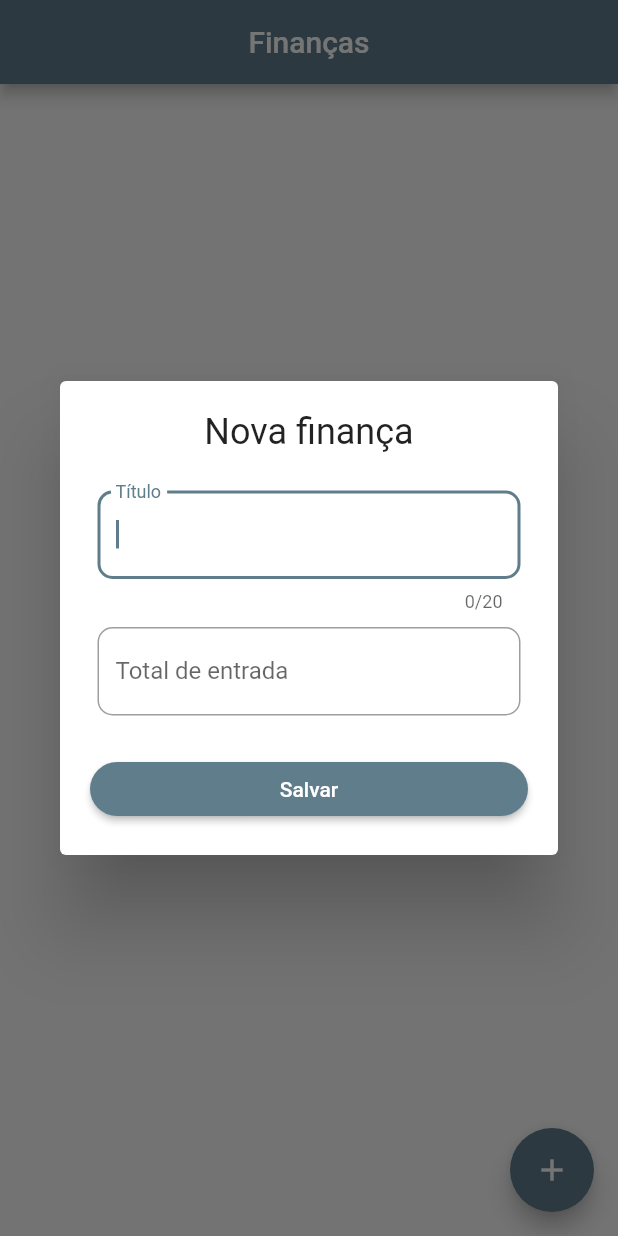
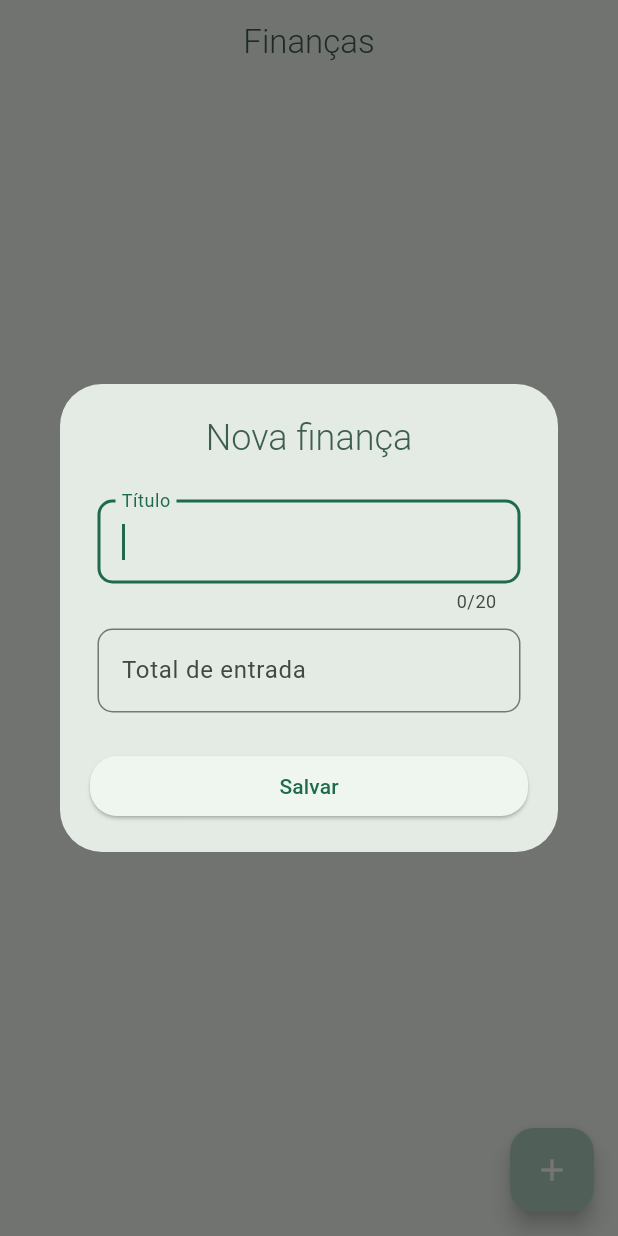
Before and after one commit to daricesousa/finance_app, a Flutter app: the screen it shows after launch, after a tap on the "add" icon, on a phone screen of 412 x 824 dp. Run offline on Flutter 3.47's test engine with Material 2 defaults, Android fonts, the phone set to English and light mode, and no system bars; our stand-ins replace get, get_storage; missing offline and left inert: mask.

Commit message:
theme color

```diff
--- /dev/null
+++ b/lib/app/core/ui/app_color.dart
@@ -0,0 +1,9 @@
+import 'package:flutter/material.dart';
+
+class AppColor {
+  AppColor._();
+  static const Color primary = Color(0xFFAFD0BE);
+  static const Color light = Color(0xFFEFF5F2);
+  static const Color dark = Color(0xFF3D5F4D);
+  static const Color red = Color(0xFFCF5C54);
+}
--- a/lib/app/core/ui/app_theme.dart
+++ b/lib/app/core/ui/app_theme.dart
@@ -1,10 +1,14 @@
+import 'package:finance_app/app/core/ui/app_color.dart';
 import 'package:flutter/material.dart';
 
-class AppTheme{
-
+class AppTheme {
   AppTheme._();
 
   static final theme = ThemeData(
-    primarySwatch: Colors.blueGrey
-  );
+      primaryColor: AppColor.primary,
+      colorScheme: ColorScheme.fromSeed(seedColor: AppColor.primary),
+      useMaterial3: true,
+      textTheme: const TextTheme(
+          headlineSmall:
+              TextStyle(color: AppColor.dark, fontWeight: FontWeight.w300)));
 }
--- a/lib/app/core/widgets/app_button.dart
+++ b/lib/app/core/widgets/app_button.dart
@@ -2,9 +2,16 @@ import 'package:flutter/material.dart';
 
 class AppButton extends StatelessWidget {
   final String label;
+  final Color? color;
+  final Color? colorLabel;
   final Function() onPressed;
 
-  const AppButton({Key? key, this.label = "Salvar", required this.onPressed})
+  const AppButton(
+      {Key? key,
+      this.label = "Salvar",
+      required this.onPressed,
+      this.color,
+      this.colorLabel})
       : super(key: key);
 
   @override
@@ -12,9 +19,13 @@ class AppButton extends StatelessWidget {
     return ElevatedButton(
       onPressed: onPressed,
       style: ButtonStyle(
+          backgroundColor: MaterialStateProperty.all(color),
           shape: MaterialStateProperty.all(
               RoundedRectangleBorder(borderRadius: BorderRadius.circular(18)))),
-      child: Text(label),
+      child: Text(
+        label,
+        style: TextStyle(color: colorLabel),
+      ),
     );
   }
 }
--- a/lib/app/modules/finance/finance_page.dart
+++ b/lib/app/modules/finance/finance_page.dart
@@ -1,3 +1,4 @@
+import 'package:finance_app/app/core/ui/app_color.dart';
 import 'package:finance_app/app/core/utils/formatters.dart';
 import 'package:finance_app/app/models/finance_model.dart';
 import 'package:finance_app/app/modules/finance/widgets/bottom_sheet_finance.dart';
@@ -14,7 +15,11 @@ class FinancePage extends GetView<FinanceController> {
   Widget build(BuildContext context) {
     return Scaffold(
       appBar: AppBar(
-        title: const Text('Finanças'),
+        title: const Text('Finanças',
+            style: TextStyle(
+              color: AppColor.dark,
+              fontWeight: FontWeight.w300,
+            )),
         centerTitle: true,
       ),
       body: body(),
@@ -26,13 +31,18 @@ class FinancePage extends GetView<FinanceController> {
     return Obx(() {
       final listLength = controller.finances.length;
       return ListView.builder(
+          padding: const EdgeInsets.all(5),
           itemCount: listLength + 1,
           itemBuilder: (context, index) {
             if (index == listLength) return const SizedBox(height: 60);
             final finance = controller.finances[index];
             return GestureDetector(
+              child: Card(
                 child: ListTile(
-                  title: Text(finance.title),
+                    title: Text(
+                      finance.title,
+                      style: const TextStyle(color: AppColor.dark),
+                    ),
                     subtitle: Column(
                       crossAxisAlignment: CrossAxisAlignment.start,
                       children: [
@@ -42,6 +52,7 @@ class FinancePage extends GetView<FinanceController> {
                             "Saída: ${Formatters.moneyDisplay(finance.totalAmountGroups())}"),
                       ],
                     )),
+              ),
               onLongPress: () =>
                   openButtonSheet(context: context, finance: finance),
             );
@@ -95,7 +106,11 @@ class FinancePage extends GetView<FinanceController> {
 
   Widget addButton(BuildContext context) {
     return FloatingActionButton(
-      child: const Icon(Icons.add),
+      backgroundColor: AppColor.primary,
+      child: const Icon(
+        Icons.add,
+        color: Colors.white,
+      ),
       onPressed: () async {
         final res = await openDialog(context: context);
         if (res != null) {
--- a/lib/app/modules/finance/widgets/dialog_delete_finance.dart
+++ b/lib/app/modules/finance/widgets/dialog_delete_finance.dart
@@ -1,3 +1,4 @@
+import 'package:finance_app/app/core/ui/app_color.dart';
 import 'package:finance_app/app/core/widgets/app_button.dart';
 import 'package:finance_app/app/models/finance_model.dart';
 import 'package:flutter/material.dart';
@@ -41,11 +42,14 @@ class _DialogDeleteFinanceState extends State<DialogDeleteFinance> {
               children: [
                 AppButton(
                     label: "Cancelar",
+                    color: AppColor.primary,
                     onPressed: () {
                       Get.back();
                     }),
                 AppButton(
                     label: "Confirmar",
+                    color: AppColor.red,
+                    colorLabel: Colors.white,
                     onPressed: () {
                       Get.back(result: true);
                     }),
--- a/lib/main.dart
+++ b/lib/main.dart
@@ -4,7 +4,7 @@ import 'package:flutter/material.dart';
 import 'package:get/route_manager.dart';
 import 'package:get_storage/get_storage.dart';
 
-Future<void> main() async{
+Future<void> main() async {
   await GetStorage.init();
   runApp(const MyApp());
 }
@@ -16,6 +16,7 @@ class MyApp extends StatelessWidget {
     return GetMaterialApp(
       title: 'Finance',
       theme: AppTheme.theme,
+      debugShowCheckedModeBanner: false,
       getPages: AppPages.pages,
     );
   }
```
Also changed, not shown: lib/app/core/widgets/app_bottom_sheet.dart (+4 -8 lines), lib/app/modules/finance/widgets/bottom_sheet_finance.dart (+25 -6 lines). Lines whose indentation alone changed are shown as unchanged.
